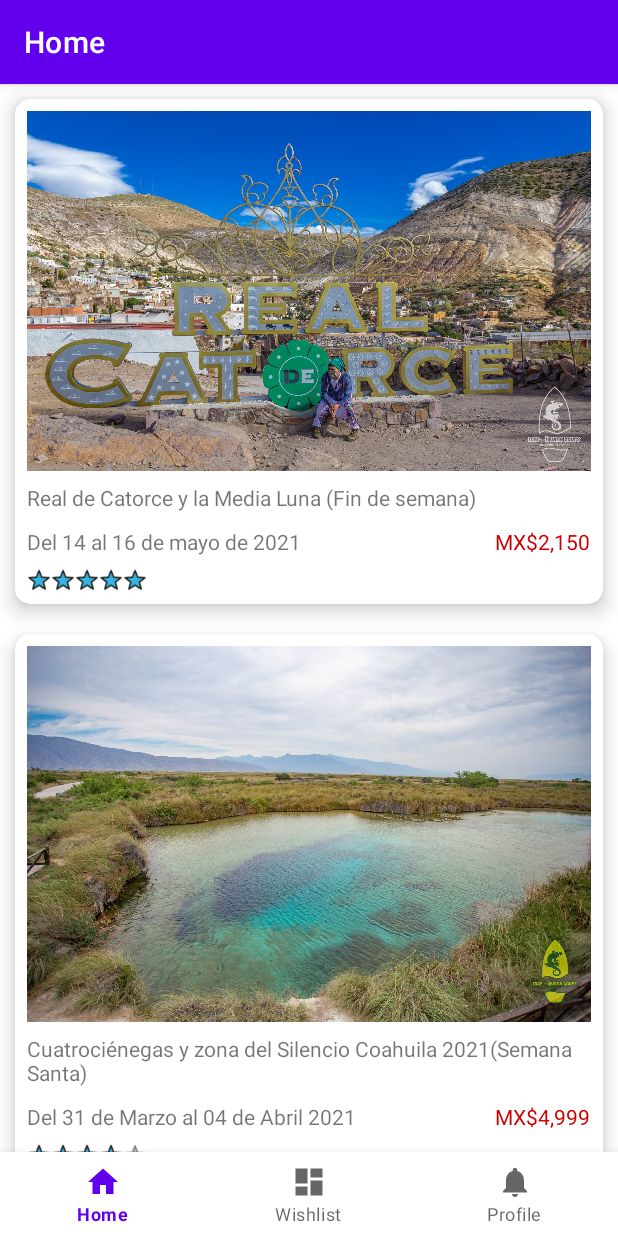
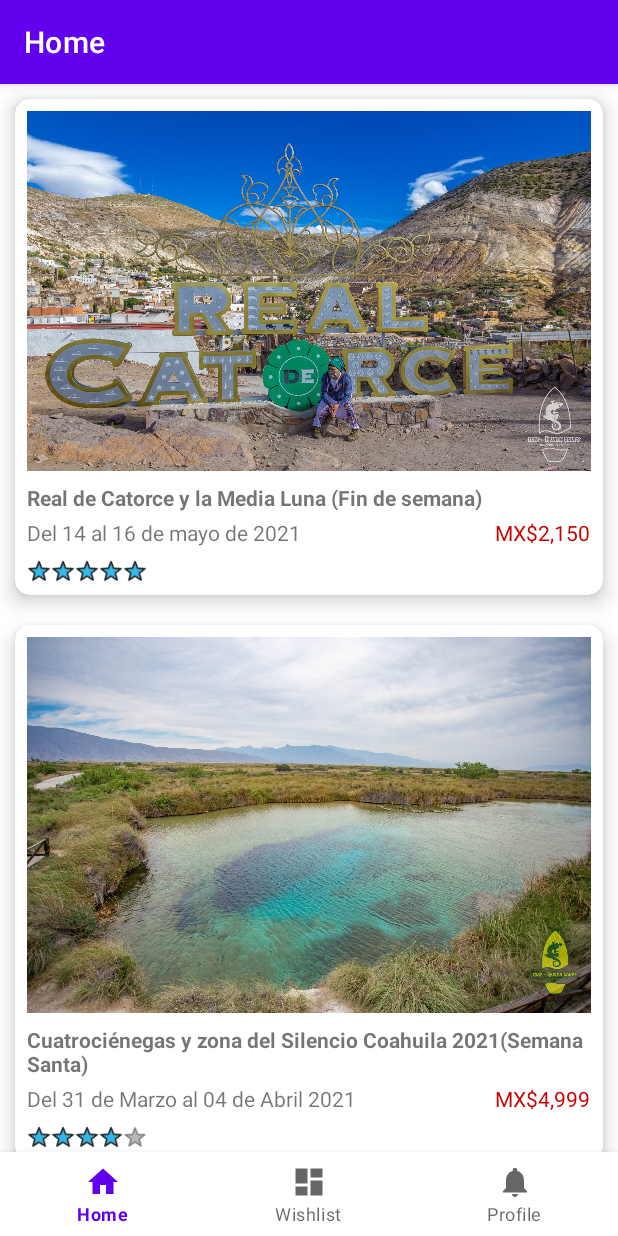
Before and after one commit to Edgar242/MarIguanApp, an Android app: the screen it shows after launch (MainActivity), on a phone screen of 412 x 824 dp. Run offline under Robolectric (Android 15) with nearby library versions, the phone set to English and light mode, and no system bars; our stand-ins replace navigation-ui.

Commit message:
Recycler Tour updated

```diff
--- a/app/src/main/res/layout/tour_item.xml
+++ b/app/src/main/res/layout/tour_item.xml
@@ -32,6 +32,8 @@
             android:layout_height="wrap_content"
             android:layout_marginTop="8dp"
             android:text="Title"
+            android:textSize="14sp"
+            android:textStyle="bold"
             app:layout_constraintStart_toStartOf="parent"
             app:layout_constraintTop_toBottomOf="@+id/image_view_portrait" />
 
@@ -39,7 +41,7 @@
             android:id="@+id/textViewDates"
             android:layout_width="wrap_content"
             android:layout_height="wrap_content"
-            android:layout_marginTop="10dp"
+            android:layout_marginTop="4dp"
             android:text="Dates"
             app:layout_constraintStart_toStartOf="parent"
             app:layout_constraintTop_toBottomOf="@+id/textViewTitle" />
@@ -48,7 +50,7 @@
             android:id="@+id/textViewPrice"
             android:layout_width="wrap_content"
             android:layout_height="wrap_content"
-            android:layout_marginTop="10dp"
+            android:layout_marginTop="4dp"
             android:text="Price"
             android:textColor="@android:color/holo_red_dark"
             app:layout_constraintEnd_toEndOf="parent"
```
